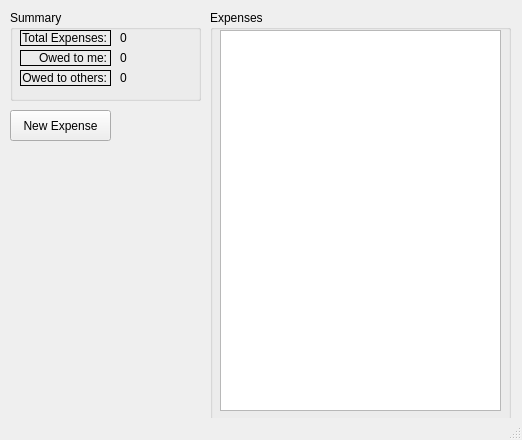
Above: ui/form_main.ui from tlyngen/expensieve before the change. Below: the same form after it.
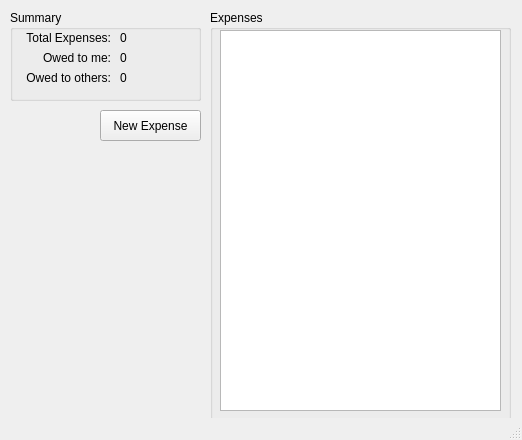
That is the form after the change.

```diff
--- a/ui/form_main.ui
+++ b/ui/form_main.ui
@@ -39,7 +39,7 @@
       </rect>
      </property>
      <property name="frameShape">
-      <enum>QFrame::Box</enum>
+      <enum>QFrame::NoFrame</enum>
      </property>
      <property name="text">
       <string>Total Expenses:</string>
@@ -61,7 +61,7 @@
       <enum>Qt::RightToLeft</enum>
      </property>
      <property name="frameShape">
-      <enum>QFrame::Box</enum>
+      <enum>QFrame::NoFrame</enum>
      </property>
      <property name="text">
       <string>Owed to me:</string>
@@ -80,7 +80,7 @@
       </rect>
      </property>
      <property name="frameShape">
-      <enum>QFrame::Box</enum>
+      <enum>QFrame::NoFrame</enum>
      </property>
      <property name="text">
       <string>Owed to others:</string>
@@ -132,7 +132,7 @@
    <widget class="QPushButton" name="pushButtonNewExpense">
     <property name="geometry">
      <rect>
-      <x>10</x>
+      <x>100</x>
       <y>110</y>
       <width>101</width>
       <height>31</height>
```
Left out of the diff: 3 changed lines with no effect on the pictures.
